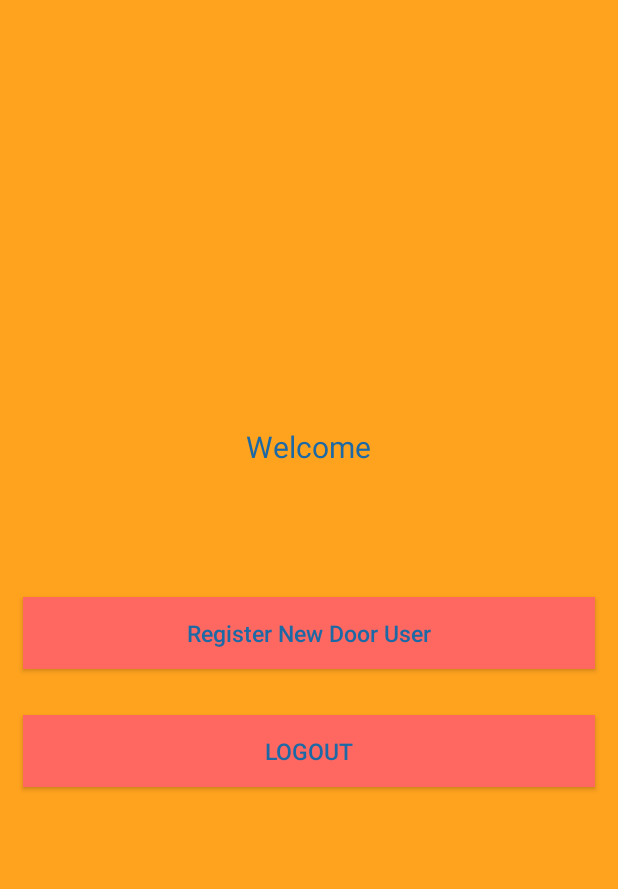
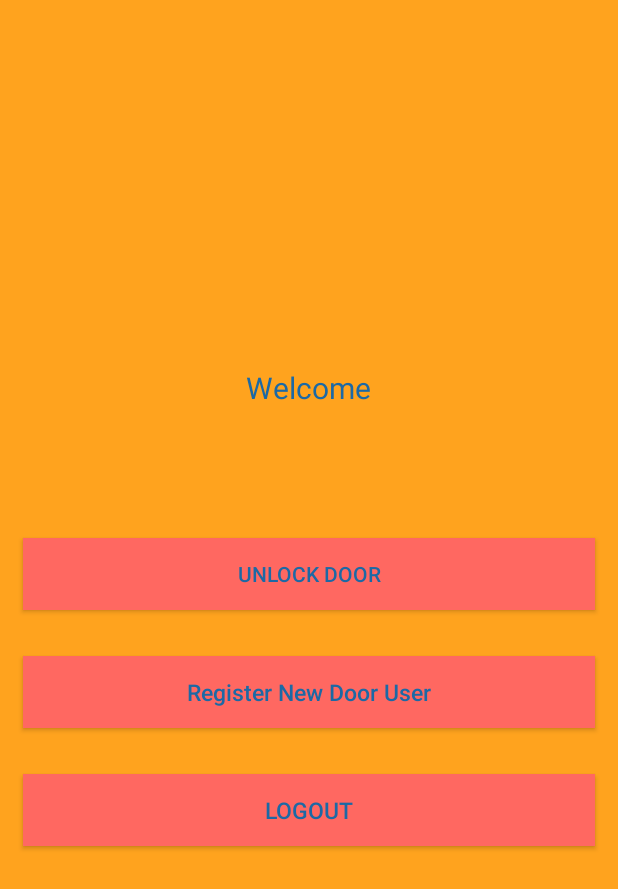
Before and after one commit to lehai730/NSDL_Admin, an Android app: the MainActivity screen opened directly, with no data from a screen before it, on a phone screen of 412 x 824 dp. Shown: the top 889 px of the screen. Run offline under Robolectric (Android 15) with nearby library versions, the phone set to English and light mode, and no system bars; our stand-ins replace Volley; 1 statement that could not run was skipped.

Commit message:
Added Unlock Door Button

```diff
--- a/app/src/main/java/info/androidhive/admin/app/AppConfig.java
+++ b/app/src/main/java/info/androidhive/admin/app/AppConfig.java
@@ -6,4 +6,7 @@ public class AppConfig {
 
 	// Server user register url
 	public static String URL_REGISTER = "http://10.132.124.38/admin_login_api/register.php";
+
+	// Server user unlock url
+	public static String URL_UNLOCK = "http://10.132.124.38/admin_login_api/unlock.php";
 }
--- a/app/src/main/res/layout/activity_main.xml
+++ b/app/src/main/res/layout/activity_main.xml
@@ -2,8 +2,7 @@
     xmlns:tools="http://schemas.android.com/tools"
     android:layout_width="match_parent"
     android:layout_height="match_parent"
-    android:background="#FFA31E"
-    tools:context="${relativePackage}.${activityClass}">
+    android:background="#FFA31E">
 
     <LinearLayout
         android:layout_width="fill_parent"
@@ -36,6 +35,15 @@
             android:textSize="13dp" />
 
         <Button
+            android:id="@+id/btnUnlockDoor"
+            android:layout_width="match_parent"
+            android:layout_height="wrap_content"
+            android:layout_margin="15dp"
+            android:background="@color/btn_logut_bg"
+            android:text="@string/btn_unlock"
+            android:textColor="#1C69A5" />
+
+        <Button
             android:id="@+id/btnLinkToRegisterScreen"
             android:layout_width="match_parent"
             android:layout_height="wrap_content"
--- a/app/src/main/res/values/strings.xml
+++ b/app/src/main/res/values/strings.xml
@@ -7,6 +7,7 @@
     <string name="hint_name">Fullname</string>
     <string name="btn_login">LOGIN</string>
     <string name="btn_register">REGISTER</string>
+    <string name="btn_unlock">UNLOCK DOOR</string>
     <string name="btn_link_to_register">Register New Door User</string>
     <string name="btn_link_to_main">Back to Main.</string>
     <string name="welcome">Welcome</string>
```
Also changed, not shown: app/src/main/java/info/androidhive/admin/activity/MainActivity.java (+122 -2 lines), 3 other files.
